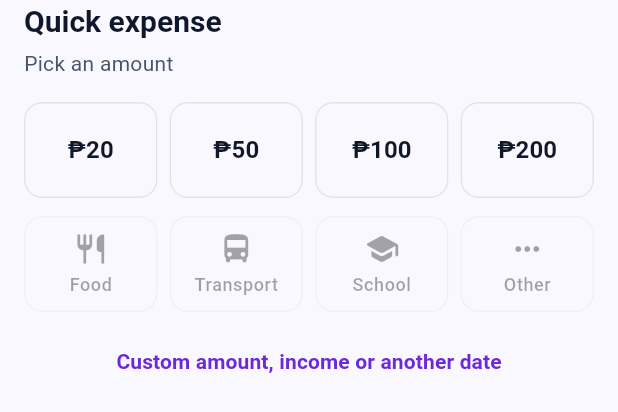
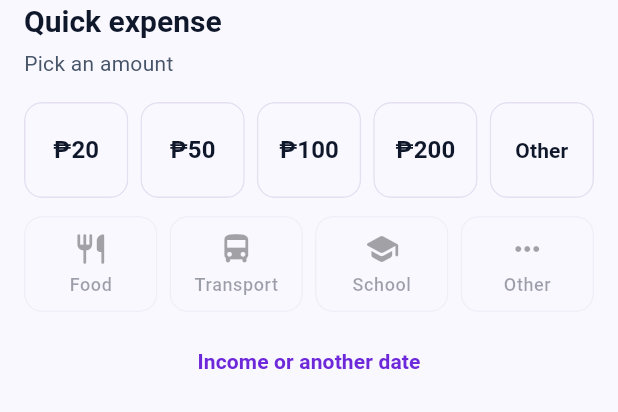
Before and after one commit to AAAAA13-sys/StudentOS, a Flutter app: the _QuickExpenseSheet widget shown alone on an empty page, opened directly, on a phone screen of 412 x 824 dp. Shown: the top 412 px of the screen. Run offline on Flutter 3.47's test engine with Material 3 defaults, Android fonts, the phone set to English and light mode, and no system bars; our stand-ins replace drift, drift_flutter, file_picker, flutter_riverpod, go_router; missing offline and left inert: home_widget; accounts and stored records are empty.

Commit message:
Phase 19: Edit transactions and type a quick amount
A mistyped amount used to mean delete and re-enter, which also threw
off the safe-to-spend figure. Tapping a transaction now edits it, and
the quick expense sheet accepts an amount that is not a preset.

Verified: flutter analyze 0 issues; flutter test 19 passed; on emulator-5554 the edit sheet opened prefilled and a backup file with real rows was saved to Downloads
Audit: ACCOMPLISHED.md entry for Phase 19

Claude-Session: https://claude.ai/code/session_01DKh4Q6v7vrssLtx72jcgkS

```diff
--- a/app/lib/features/finance/widgets/quick_expense_sheet.dart
+++ b/app/lib/features/finance/widgets/quick_expense_sheet.dart
@@ -35,7 +35,11 @@ Future<QuickExpenseResult?> showQuickExpenseSheet(BuildContext context) {
   return showModalBottomSheet<QuickExpenseResult>(
     context: context,
     showDragHandle: true,
-    builder: (BuildContext ctx) => const _QuickExpenseSheet(),
+    isScrollControlled: true,
+    builder: (BuildContext ctx) => Padding(
+      padding: EdgeInsets.only(bottom: MediaQuery.of(ctx).viewInsets.bottom),
+      child: const _QuickExpenseSheet(),
+    ),
   );
 }
 
@@ -47,7 +51,23 @@ class _QuickExpenseSheet extends StatefulWidget {
 }
 
 class _QuickExpenseSheetState extends State<_QuickExpenseSheet> {
-  int? _amount;
+  /// A preset amount, or null while none is picked or "Other" is in use.
+  int? _preset;
+  bool _custom = false;
+  final TextEditingController _customAmount = TextEditingController();
+
+  /// The amount to log, or null when there is none yet.
+  double? get _amount {
+    if (!_custom) return _preset?.toDouble();
+    final double? typed = double.tryParse(_customAmount.text.trim());
+    return typed != null && typed > 0 ? typed : null;
+  }
+
+  @override
+  void dispose() {
+    _customAmount.dispose();
+    super.dispose();
+  }
 
   @override
   Widget build(BuildContext context) {
@@ -86,8 +106,11 @@ class _QuickExpenseSheetState extends State<_QuickExpenseSheet> {
                   if (amount != _amounts.first) AppSpacing.gapSm,
                   Expanded(
                     child: _Tile(
-                      selected: _amount == amount,
-                      onTap: () => setState(() => _amount = amount),
+                      selected: !_custom && _preset == amount,
+                      onTap: () => setState(() {
+                        _preset = amount;
+                        _custom = false;
+                      }),
                       child: Text(
                         '₱$amount',
                         style: textStyles.titleMedium?.copyWith(
@@ -100,8 +123,32 @@ class _QuickExpenseSheetState extends State<_QuickExpenseSheet> {
                     ),
                   ),
                 ],
+                AppSpacing.gapSm,
+                Expanded(
+                  child: _Tile(
+                    selected: _custom,
+                    onTap: () => setState(() => _custom = true),
+                    child: Text('Other', style: textStyles.titleSmall),
+                  ),
+                ),
               ],
             ),
+            if (_custom) ...<Widget>[
+              AppSpacing.gapMd,
+              TextField(
+                controller: _customAmount,
+                autofocus: true,
+                keyboardType: const TextInputType.numberWithOptions(
+                  decimal: true,
+                ),
+                decoration: const InputDecoration(
+                  labelText: 'Amount',
+                  prefixText: '₱ ',
+                  border: OutlineInputBorder(borderRadius: AppRadius.medium),
+                ),
+                onChanged: (_) => setState(() {}),
+              ),
+            ],
             AppSpacing.gapMd,
             Row(
               children: <Widget>[
@@ -117,7 +164,7 @@ class _QuickExpenseSheetState extends State<_QuickExpenseSheet> {
                               HapticFeedback.lightImpact();
                               Navigator.pop(
                                 context,
-                                QuickExpense(_amount!.toDouble(), name),
+                                QuickExpense(_amount!, name),
                               );
                             },
                       child: Column(
@@ -141,7 +188,7 @@ class _QuickExpenseSheetState extends State<_QuickExpenseSheet> {
             TextButton(
               onPressed: () =>
                   Navigator.pop(context, const QuickExpenseMoreOptions()),
-              child: const Text('Custom amount, income or another date'),
+              child: const Text('Income or another date'),
             ),
           ],
         ),
```
Also changed, not shown: app/lib/features/finance/finance_controller.dart (+7 -0 lines), app/lib/features/finance/finance_repository.dart (+15 -0 lines), app/lib/features/finance/finance_screen.dart (+50 -16 lines), 5 other files.
